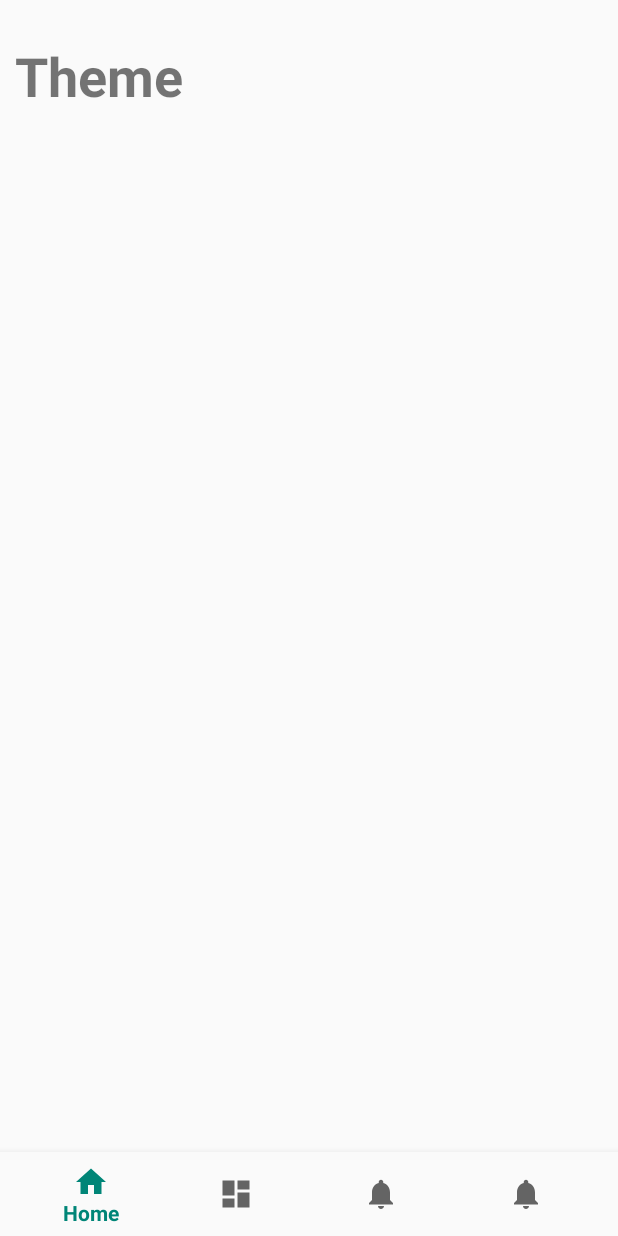
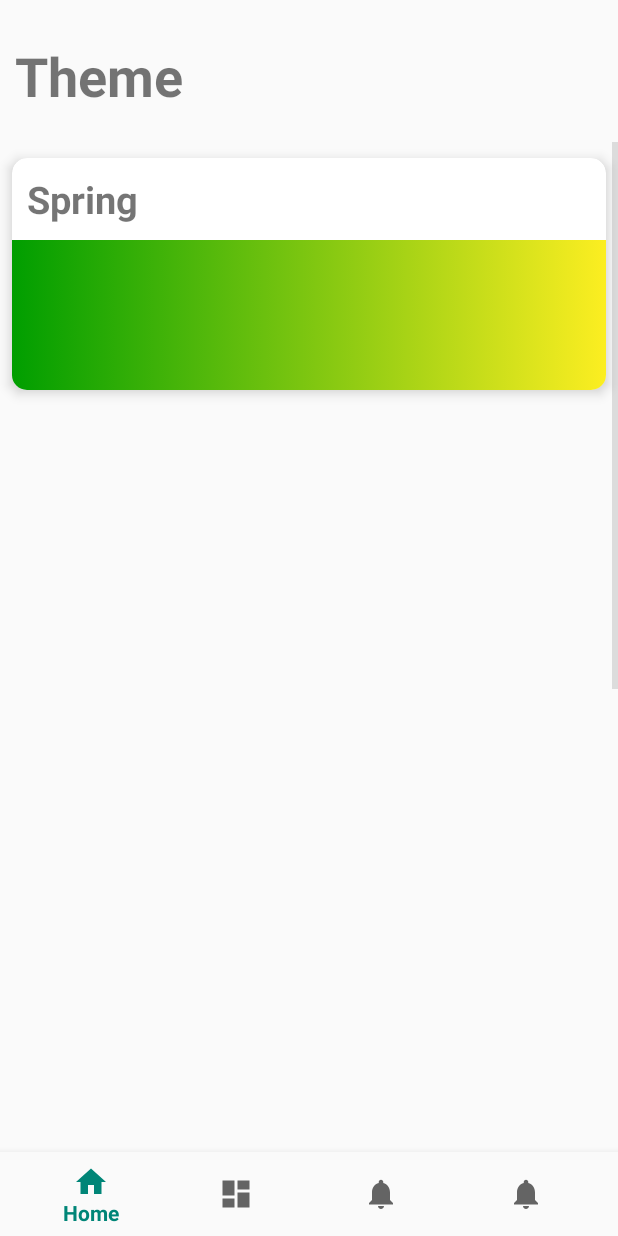
Before and after one commit to BonnyWang/PhotonLab-Android, an Android app: the Themes screen opened directly, with no data from a screen before it, on a phone screen of 412 x 824 dp. Run offline under Robolectric (Android 15) with nearby library versions, the phone set to English and light mode, and no system bars.

Commit message:
Recycyler View Inital Test Succeed

```diff
--- a/app/build.gradle
+++ b/app/build.gradle
@@ -29,6 +29,7 @@ dependencies {
     androidTestImplementation 'androidx.test:runner:1.1.1'
     androidTestImplementation 'androidx.test.espresso:espresso-core:3.1.1'
     implementation 'com.android.support:cardview-v7:28.0.0'
+    implementation 'com.android.support:recyclerview-v7:28.0.0'
 
     //compile 'com.android.support:recyclerview-v7:21.0.+'
     //added for material design
--- a/app/src/main/java/com/example/myapplication/RvAdapter.java
+++ b/app/src/main/java/com/example/myapplication/RvAdapter.java
@@ -23,9 +23,9 @@ public class RvAdapter extends RecyclerView.Adapter<RvAdapter.MyViewHolder> {
         }
     }
 
-    List<theme_Class.theme> mthemes;
+    List<theme_Class> mthemes;
 
-    public RvAdapter(List<theme_Class.theme> mthemes){
+    public RvAdapter(List<theme_Class> mthemes){
         this.mthemes = mthemes;
     }
 
--- a/app/src/main/java/com/example/myapplication/Themes.java
+++ b/app/src/main/java/com/example/myapplication/Themes.java
@@ -30,6 +30,7 @@ import android.widget.TextView;
 //Added -Bonny
 import android.bluetooth.BluetoothDevice;
 
+import java.util.ArrayList;
 import java.util.List;
 import java.util.Set;
 import android.content.IntentFilter;
@@ -42,7 +43,7 @@ public class Themes extends AppCompatActivity {
     //added for Recycler -Bonny
 
     Context context;
-    private List<theme_Class.theme> mtheme;
+    List<theme_Class> mtheme;
 
     private BottomNavigationView.OnNavigationItemSelectedListener mOnNavigationItemSelectedListener
             = new BottomNavigationView.OnNavigationItemSelectedListener() {
@@ -83,6 +84,8 @@ public class Themes extends AppCompatActivity {
         LinearLayoutManager llm = new LinearLayoutManager(context);
         rv.setLayoutManager(llm);
 
+        initializeData();
+
         RvAdapter adapter = new RvAdapter(mtheme);
         rv.setAdapter(adapter);
 
@@ -94,4 +97,13 @@ public class Themes extends AppCompatActivity {
     }
 
 
+
+    private void initializeData(){
+        mtheme = new ArrayList<>();
+        mtheme.add(new theme_Class("Spring"));
+        mtheme.add(new theme_Class("Summer"));
+
+    }
+
+
 }
--- a/app/src/main/java/com/example/myapplication/theme_Class.java
+++ b/app/src/main/java/com/example/myapplication/theme_Class.java
@@ -6,27 +6,14 @@ import java.util.ArrayList;
 import java.util.List;
 
 public class theme_Class {
-    public class theme{
+
         String name;
 
-        public theme(String name){
-            this.name = name;
-        }
-    }
 
-    public theme_Class(){
 
-    }
-
-    private List<theme> mtheme;
-
-    private void initializeData(){
-        mtheme = new ArrayList<>();
-        mtheme.add(new theme("Spring"));
-
+    public theme_Class(String name){
+        this.name = name;
     }
 
 
-
-
 }
--- a/app/src/main/res/layout/activity_themes.xml
+++ b/app/src/main/res/layout/activity_themes.xml
@@ -7,6 +7,18 @@ android:layout_width="match_parent"
 android:layout_height="match_parent"
 tools:context=".MainActivity">
 
+    <RelativeLayout
+        android:layout_width="match_parent"
+        android:layout_height="match_parent">
+
+        <androidx.recyclerview.widget.RecyclerView
+            android:id="@+id/rv"
+            android:layout_width="match_parent"
+            android:layout_height="match_parent"
+            android:layout_below="@+id/message"
+            android:layout_marginTop="10dp"
+            android:scrollbars="vertical" />
+
         <TextView
             android:id="@+id/message"
             android:layout_width="wrap_content"
@@ -15,29 +27,17 @@ tools:context=".MainActivity">
             android:padding="10dp"
             android:text="@string/title_Theme"
             android:textSize="36sp"
-    android:textStyle="bold"
-    app:layout_constraintLeft_toLeftOf="parent"
-    app:layout_constraintTop_toTopOf="parent" />
+            android:textStyle="bold" />
 
         <com.google.android.material.bottomnavigation.BottomNavigationView
             android:id="@+id/nav_view"
-    android:layout_width="0dp"
+            android:layout_width="match_parent"
             android:layout_height="wrap_content"
+            android:layout_alignBottom="@+id/rv"
+            android:layout_marginBottom="0dp"
             android:background="?android:attr/windowBackground"
-    app:layout_constraintBottom_toBottomOf="parent"
-    app:layout_constraintHorizontal_bias="0.0"
-    app:layout_constraintLeft_toLeftOf="parent"
-    app:layout_constraintRight_toRightOf="parent"
             app:menu="@menu/bottom_nav_menu" />
 
 
-    <androidx.recyclerview.widget.RecyclerView
-        android:id="@+id/rv"
-        android:layout_width="match_parent"
-        android:layout_height="wrap_content"
-        android:layout_marginTop="32dp"
-        android:scrollbars="vertical"
-        app:layout_constraintTop_toTopOf="parent" />
-
-
+    </RelativeLayout>
 </androidx.constraintlayout.widget.ConstraintLayout>
```
Lines whose indentation alone changed are shown as unchanged.
